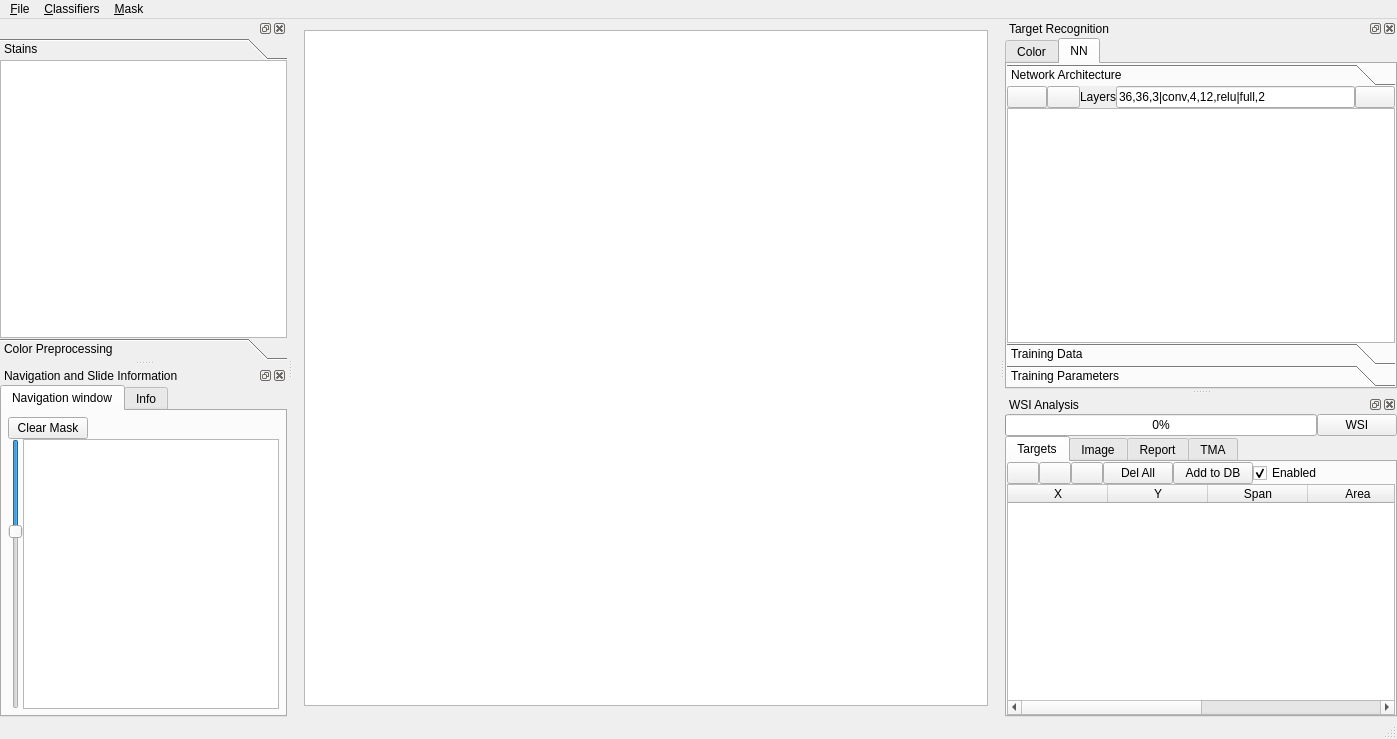
Before: the Qt Designer form mainwindow.ui in frankyeh/WSRecognizer, drawn with Qt 5.
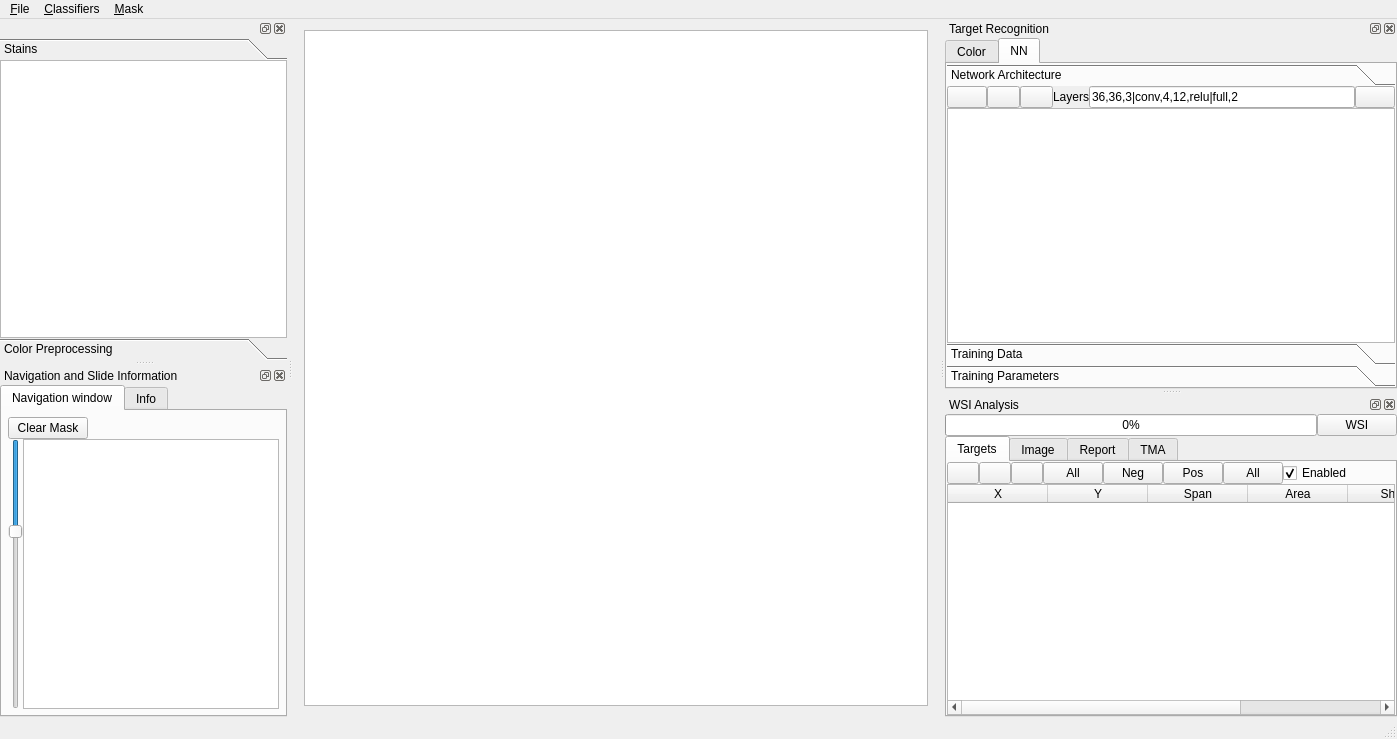
After: the same form once the commit is applied. The open tabs and pages were chosen to show the change. Icons and pictures are not drawn. Custom widgets are drawn as their Qt base class.

The edit to the form file:
```diff
--- a/mainwindow.ui
+++ b/mainwindow.ui
@@ -660,7 +660,7 @@
                <rect>
                 <x>0</x>
                 <y>0</y>
-                <width>384</width>
+                <width>448</width>
                 <height>241</height>
                </rect>
               </property>
@@ -722,6 +722,23 @@
                    </property>
                   </widget>
                  </item>
+                 <item>
+                  <widget class="QPushButton" name="clear_nn">
+                   <property name="maximumSize">
+                    <size>
+                     <width>33</width>
+                     <height>24</height>
+                    </size>
+                   </property>
+                   <property name="text">
+                    <string/>
+                   </property>
+                   <property name="icon">
+                    <iconset resource="icons.qrc">
+                     <normaloff>:/icons/icons/delete.xpm</normaloff>:/icons/icons/delete.xpm</iconset>
+                   </property>
+                  </widget>
+                 </item>
                  <item>
                   <widget class="QLabel" name="label_18">
                    <property name="text">
@@ -1116,7 +1133,7 @@
    </property>
    <property name="minimumSize">
     <size>
-     <width>369</width>
+     <width>452</width>
      <height>283</height>
     </size>
    </property>
@@ -1274,12 +1291,12 @@
             <widget class="QPushButton" name="del_all">
              <property name="maximumSize">
               <size>
-               <width>70</width>
+               <width>60</width>
                <height>24</height>
               </size>
              </property>
              <property name="text">
-              <string>Del All</string>
+              <string>All</string>
              </property>
              <property name="icon">
               <iconset>
@@ -1287,16 +1304,54 @@
              </property>
             </widget>
            </item>
+           <item>
+            <widget class="QPushButton" name="add_negative_nn_data">
+             <property name="maximumSize">
+              <size>
+               <width>60</width>
+               <height>24</height>
+              </size>
+             </property>
+             <property name="text">
+              <string>Neg</string>
+             </property>
+             <property name="icon">
+              <iconset resource="icons.qrc">
+               <normaloff>:/icons/icons/add.xpm</normaloff>:/icons/icons/add.xpm</iconset>
+             </property>
+            </widget>
+           </item>
+           <item>
+            <widget class="QPushButton" name="add_positive_nn_data">
+             <property name="maximumSize">
+              <size>
+               <width>60</width>
+               <height>24</height>
+              </size>
+             </property>
+             <property name="text">
+              <string>Pos</string>
+             </property>
+             <property name="icon">
+              <iconset resource="icons.qrc">
+               <normaloff>:/icons/icons/add.xpm</normaloff>:/icons/icons/add.xpm</iconset>
+             </property>
+            </widget>
+           </item>
            <item>
             <widget class="QPushButton" name="add_nn_data">
              <property name="maximumSize">
               <size>
-               <width>16777215</width>
+               <width>60</width>
                <height>24</height>
               </size>
              </property>
              <property name="text">
-              <string>Add to DB</string>
+              <string>All</string>
+             </property>
+             <property name="icon">
+              <iconset resource="icons.qrc">
+               <normaloff>:/icons/icons/add.xpm</normaloff>:/icons/icons/add.xpm</iconset>
              </property>
             </widget>
            </item>
@@ -1327,6 +1382,15 @@
          </item>
          <item>
           <widget class="QTableWidget" name="recog_result">
+           <property name="editTriggers">
+            <set>QAbstractItemView::NoEditTriggers</set>
+           </property>
+           <property name="alternatingRowColors">
+            <bool>true</bool>
+           </property>
+           <property name="selectionMode">
+            <enum>QAbstractItemView::NoSelection</enum>
+           </property>
            <property name="selectionBehavior">
             <enum>QAbstractItemView::SelectRows</enum>
            </property>
```
Left out of the diff: 75 changed lines with no effect on the pictures.
